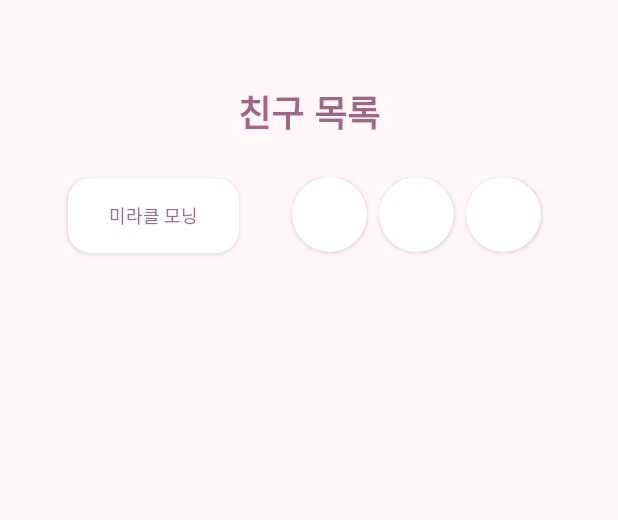
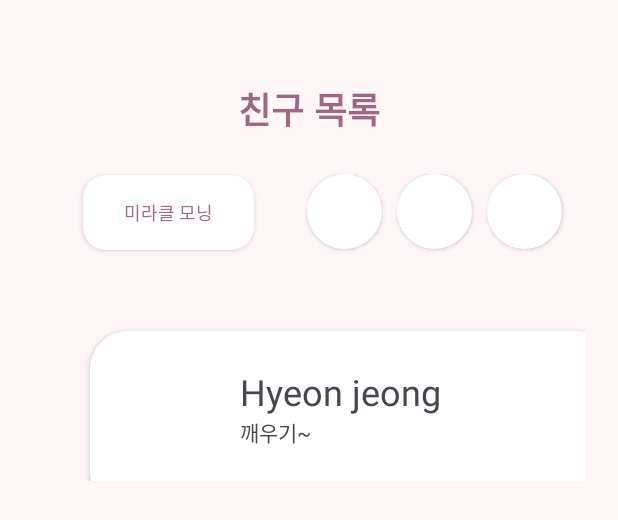
Before and after one commit to Danchil/OpenYourEyes, an Android app: the layout activity_friends_list.xml on its own in the app's theme, with its tools: preview values and no code run, on a phone screen of 412 x 824 dp. Shown: the top 520 px of the screen. Run offline under Robolectric (Android 15) with nearby library versions, the phone set to English and light mode, and no system bars.

Commit message:
리사이클러뷰 하다가 말았음

```diff
--- a/app/build.gradle.kts
+++ b/app/build.gradle.kts
@@ -47,4 +47,12 @@ dependencies {
     testImplementation("junit:junit:4.13.2")
     androidTestImplementation("androidx.test.ext:junit:1.1.5")
     androidTestImplementation("androidx.test.espresso:espresso-core:3.5.1")
+    // 리사이클러뷰
+    implementation("androidx.recyclerview:recyclerview:1.2.1")
+    // For control over item selection of both touch and mouse driven selection
+    implementation("androidx.recyclerview:recyclerview-selection:1.1.0")
+
+    //카드뷰
+    implementation("androidx.cardview:cardview:1.0.0")
+
 }
--- a/app/src/main/res/layout/activity_friends_list.xml
+++ b/app/src/main/res/layout/activity_friends_list.xml
@@ -29,24 +29,24 @@
     </LinearLayout>
 
     <LinearLayout
+        android:id="@+id/linear_2"
         android:layout_width="match_parent"
         android:layout_height="0dp"
+        android:layout_marginTop="25dp"
         android:layout_weight="25"
         android:orientation="horizontal"
-        android:weightSum="30"
-        android:layout_marginTop="25dp">
+        android:weightSum="30">
 
         <android.widget.Button
-            android:id="@+id/angry_btn"
+            android:id="@+id/miracle_btn"
             android:layout_width="114dp"
             android:layout_height="50dp"
+            android:layout_marginLeft="55dp"
             android:background="@drawable/button_miracle"
             android:text="미라클 모닝"
             android:textColor="#9B6F8C"
             android:textSize="12sp"
-            android:layout_marginLeft="45dp"
-            tools:ignore="TouchTargetSizeCheck"
-            />
+            tools:ignore="TouchTargetSizeCheck" />
 
         <android.widget.Button
             android:id="@+id/plus"
@@ -61,7 +61,7 @@
             android:id="@+id/search"
             android:layout_width="50dp"
             android:layout_height="50dp"
-            android:layout_marginLeft="8dp"
+            android:layout_marginLeft="10dp"
             android:background="@drawable/round_button"
             tools:ignore="TouchTargetSizeCheck,SpeakableTextPresentCheck" />
 
@@ -69,17 +69,30 @@
             android:id="@+id/message"
             android:layout_width="50dp"
             android:layout_height="50dp"
-            android:layout_marginLeft="8dp"
+            android:layout_marginLeft="10dp"
             android:background="@drawable/round_button"
             tools:ignore="TouchTargetSizeCheck,SpeakableTextPresentCheck" />
     </LinearLayout>
 
     <LinearLayout
+        android:id="@+id/linear_3"
         android:layout_width="match_parent"
         android:layout_height="0dp"
+        android:layout_marginTop="20dp"
         android:layout_weight="230"
         android:orientation="horizontal"
         android:weightSum="3">
+
+        <androidx.recyclerview.widget.RecyclerView
+            android:id="@+id/recycle_main"
+            android:layout_width="350dp"
+            android:layout_height="120dp"
+            android:layout_marginLeft="40dp"
+            app:layoutManager="androidx.recyclerview.widget.LinearLayoutManager"
+            tools:listitem="@layout/friends_recycler_view">
+
+        </androidx.recyclerview.widget.RecyclerView>
+
     </LinearLayout>
 
 </LinearLayout>
--- /dev/null
+++ b/app/src/main/res/layout/friends_recycler_view.xml
@@ -0,0 +1,49 @@
+<?xml version="1.0" encoding="utf-8"?>
+<androidx.cardview.widget.CardView xmlns:android="http://schemas.android.com/apk/res/android"
+    xmlns:card_view="http://schemas.android.com/apk/res-auto"
+    android:id="@+id/card_view"
+    android:layout_width="350dp"
+    android:layout_height="120dp"
+    android:layout_margin="20dp"
+    card_view:cardBackgroundColor="#ffffff"
+    card_view:cardCornerRadius="25dp"
+    card_view:cardElevation="3dp"
+    card_view:contentPadding="4dp">
+
+    <RelativeLayout
+        android:layout_width="match_parent"
+        android:layout_height="wrap_content"
+        android:padding="20dp">
+
+        <ImageView
+            android:id="@+id/item_image"
+            android:layout_width="60dp"
+            android:layout_height="60dp"
+            android:layout_alignParentStart="true"
+            android:layout_alignParentLeft="true"
+            android:layout_alignParentTop="true"
+            android:layout_marginEnd="16dp"
+            android:layout_marginRight="16dp"/>
+
+
+        <TextView
+            android:id="@+id/item_title"
+            android:layout_width="wrap_content"
+            android:layout_height="wrap_content"
+            android:layout_alignParentTop="true"
+            android:layout_toEndOf="@+id/item_image"
+            android:layout_toRightOf="@id/item_image"
+            android:text="Hyeon jeong"
+            android:textSize="24dp" />
+
+        <TextView
+            android:id="@+id/item_detail"
+            android:layout_width="wrap_content"
+            android:layout_height="wrap_content"
+            android:layout_below="@+id/item_title"
+            android:layout_toEndOf="@+id/item_image"
+            android:layout_toRightOf="@+id/item_image"
+            android:text="깨우기~" />
+
+    </RelativeLayout>
+</androidx.cardview.widget.CardView>
```
